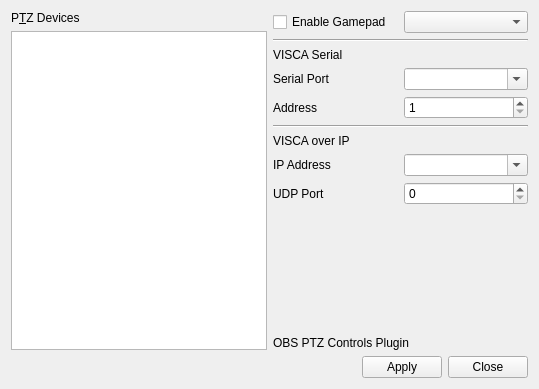
glikely/obs-ptz, file settings.ui: the form before one commit.
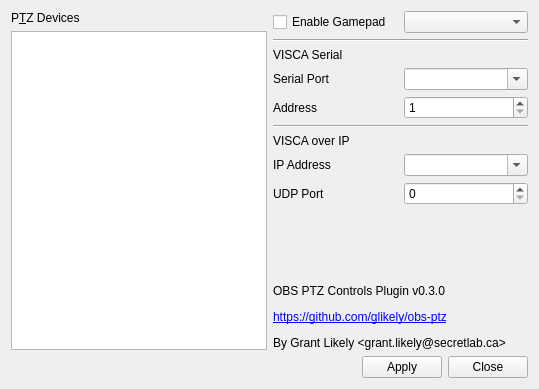
The form after the commit.

Commit message:
Add version information to settings dialog
Adds the version of the plugin to the settings dialog. Also removes the
non-working zoom slider. It can be added back when it is wired up.

What changed in the file:
```diff
--- a/settings.ui
+++ b/settings.ui
@@ -105,7 +105,7 @@
       </layout>
      </item>
      <item>
-      <layout class="QVBoxLayout" name="propertiesLayout">
+      <layout class="QVBoxLayout" name="propertiesLayout" stretch="0,1,0,0">
        <property name="sizeConstraint">
         <enum>QLayout::SetDefaultConstraint</enum>
        </property>
@@ -225,8 +225,14 @@
        </item>
        <item>
         <widget class="QLabel" name="versionLabel">
+         <property name="sizePolicy">
+          <sizepolicy hsizetype="Preferred" vsizetype="Minimum">
+           <horstretch>0</horstretch>
+           <verstretch>0</verstretch>
+          </sizepolicy>
+         </property>
          <property name="text">
-          <string>OBS PTZ Controls Plugin</string>
+          <string>&lt;html&gt;&lt;head/&gt;&lt;body&gt;&lt;p&gt;OBS PTZ Controls Plugin v0.3.0&lt;/p&gt;&lt;p&gt;&lt;a href=&quot;https://github.com/glikely/obs-ptz&quot;&gt;&lt;span style=&quot; text-decoration: underline; color:#0000ff;&quot;&gt;https://github.com/glikely/obs-ptz&lt;/span&gt;&lt;/a&gt;&lt;/p&gt;&lt;p&gt;By Grant Likely &amp;lt;grant.likely@secretlab.ca&amp;gt;&lt;/p&gt;&lt;/body&gt;&lt;/html&gt;</string>
          </property>
         </widget>
        </item>
```
The commit also changes 1 other file.
